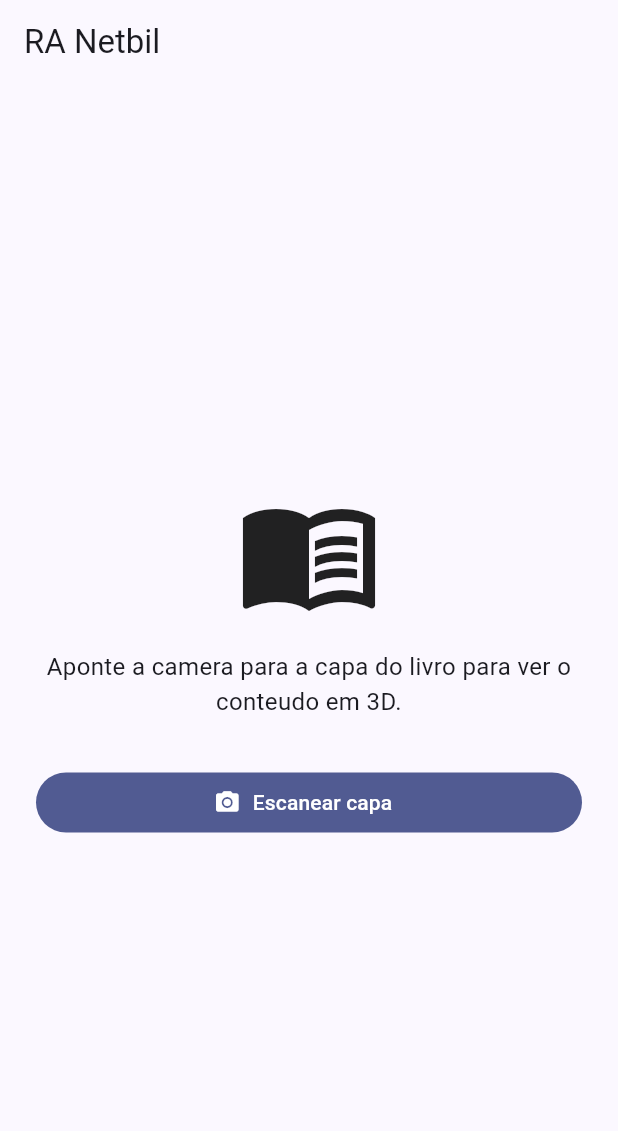
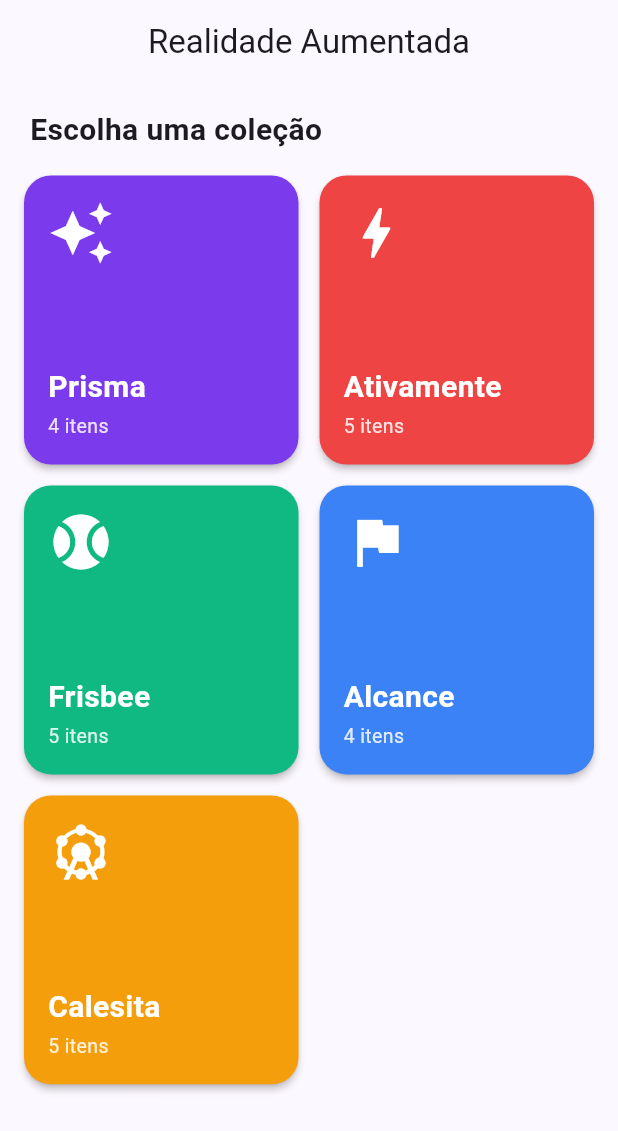
Before and after one commit to MatheusNunesBoraso/ra_netbil, a Flutter app: the screen it shows after launch, on a phone screen of 412 x 824 dp. Shown: the top 1131 px of the screen. Run offline on Flutter 3.47's test engine with Material 3 defaults, Android fonts, the phone set to English and light mode, and no system bars; our stand-ins replace permission_handler.

Commit message:
feat: home com catalogo de colecoes + navegacao ate AR scanner
Nova arquitetura:
- models/catalog.dart: classes Collection e CollectionItem.
- data/collections.dart: cadastro hardcoded das 5 colecoes (Prisma,
  Ativamente, Frisbee, Alcance, Calesita) com todos os itens. Enquanto
  os assets reais nao chegam, todos os itens apontam para o placeholder
  book_cover.jpg + Duck.glb.
- home_page.dart: grid com cards das colecoes (cor + icone por colecao).
- collection_page.dart: lista de itens; cada item abre o AR scanner com
  a permissao de camera sendo solicitada no momento certo.
- ar_scanner_*.dart: agora recebem CollectionItem e usam sua capa/modelo.

O widget_test foi atualizado para cobrir a nova home.

Co-Authored-By: Claude Opus 4.7 (1M context) <noreply@anthropic.com>

```diff
--- /dev/null
+++ b/lib/data/collections.dart
@@ -0,0 +1,85 @@
+import 'package:flutter/material.dart';
+
+import '../models/catalog.dart';
+
+/// Placeholder unico enquanto os assets reais nao chegam.
+/// Quando cada item tiver sua capa/modelo, trocar apenas os campos
+/// `referenceImageAsset`, `referenceImageName` e `model3dUrl` abaixo.
+const _placeholderImage = 'assets/images/book_cover.jpg';
+const _placeholderImageName = 'book_cover';
+const _placeholderModel =
+    'https://raw.githubusercontent.com/KhronosGroup/glTF-Sample-Models/master/2.0/Duck/glTF-Binary/Duck.glb';
+
+CollectionItem _placeholder(String id, String title) => CollectionItem(
+      id: id,
+      title: title,
+      referenceImageAsset: _placeholderImage,
+      referenceImageName: _placeholderImageName,
+      model3dUrl: _placeholderModel,
+    );
+
+final List<Collection> kCollections = [
+  Collection(
+    id: 'prisma',
+    name: 'Prisma',
+    color: const Color(0xFF7C3AED),
+    icon: Icons.auto_awesome,
+    items: [
+      _placeholder('prisma_03', 'Livro 03'),
+      _placeholder('prisma_04', 'Livro 04'),
+      _placeholder('prisma_05', 'Livro 05'),
+      _placeholder('prisma_06', 'Livro 06'),
+    ],
+  ),
+  Collection(
+    id: 'ativamente',
+    name: 'Ativamente',
+    color: const Color(0xFFEF4444),
+    icon: Icons.bolt,
+    items: [
+      _placeholder('ativamente_1', '1\u00ba ano'),
+      _placeholder('ativamente_2', '2\u00ba ano'),
+      _placeholder('ativamente_3', '3\u00ba ano'),
+      _placeholder('ativamente_4', '4\u00ba ano'),
+      _placeholder('ativamente_5', '5\u00ba ano'),
+    ],
+  ),
+  Collection(
+    id: 'frisbee',
+    name: 'Frisbee',
+    color: const Color(0xFF10B981),
+    icon: Icons.sports_baseball,
+    items: [
+      _placeholder('frisbee_1', '1\u00ba ano'),
+      _placeholder('frisbee_2', '2\u00ba ano'),
+      _placeholder('frisbee_3', '3\u00ba ano'),
+      _placeholder('frisbee_4', '4\u00ba ano'),
+      _placeholder('frisbee_5', '5\u00ba ano'),
+    ],
+  ),
+  Collection(
+    id: 'alcance',
+    name: 'Alcance',
+    color: const Color(0xFF3B82F6),
+    icon: Icons.flag,
+    items: [
+      _placeholder('alcance_6', '6\u00ba ano'),
+      _placeholder('alcance_7', '7\u00ba ano'),
+      _placeholder('alcance_8', '8\u00ba ano'),
+      _placeholder('alcance_9', '9\u00ba ano'),
+    ],
+  ),
+  Collection(
+    id: 'calesita',
+    name: 'Calesita',
+    color: const Color(0xFFF59E0B),
+    icon: Icons.attractions,
+    items: [
+      _placeholder('calesita_1', '1\u00ba ano'),
+      _placeholder('calesita_2', '2\u00ba ano'),
+      _placeholder('calesita_3', '3\u00ba ano'),
+      _placeholder('calesita_4', '4\u00ba ano'),
+      _placeholder('calesita_5', '5\u00ba ano'),
+    ],
+  ),
+];
--- /dev/null
+++ b/lib/home_page.dart
@@ -0,0 +1,100 @@
+import 'package:flutter/material.dart';
+
+import 'collection_page.dart';
+import 'data/collections.dart';
+import 'models/catalog.dart';
+
+class HomePage extends StatelessWidget {
+  const HomePage({super.key});
+
+  @override
+  Widget build(BuildContext context) {
+    return Scaffold(
+      appBar: AppBar(
+        title: const Text('Realidade Aumentada'),
+        centerTitle: true,
+      ),
+      body: SafeArea(
+        child: Column(
+          crossAxisAlignment: CrossAxisAlignment.stretch,
+          children: [
+            const Padding(
+              padding: EdgeInsets.fromLTRB(20, 16, 20, 12),
+              child: Text(
+                'Escolha uma cole\u00e7\u00e3o',
+                style: TextStyle(fontSize: 20, fontWeight: FontWeight.w600),
+              ),
+            ),
+            Expanded(
+              child: GridView.builder(
+                padding: const EdgeInsets.fromLTRB(16, 4, 16, 24),
+                gridDelegate: const SliverGridDelegateWithFixedCrossAxisCount(
+                  crossAxisCount: 2,
+                  mainAxisSpacing: 14,
+                  crossAxisSpacing: 14,
+                  childAspectRatio: 0.95,
+                ),
+                itemCount: kCollections.length,
+                itemBuilder: (context, i) => _CollectionCard(kCollections[i]),
+              ),
+            ),
+          ],
+        ),
+      ),
+    );
+  }
+}
+
+class _CollectionCard extends StatelessWidget {
+  final Collection collection;
+  const _CollectionCard(this.collection);
+
+  @override
+  Widget build(BuildContext context) {
+    return Material(
+      color: collection.color,
+      borderRadius: BorderRadius.circular(18),
+      elevation: 2,
+      child: InkWell(
+        borderRadius: BorderRadius.circular(18),
+        onTap: () => Navigator.of(context).push(
+          MaterialPageRoute(
+            builder: (_) => CollectionPage(collection: collection),
+          ),
+        ),
+        child: Padding(
+          padding: const EdgeInsets.all(16),
+          child: Column(
+            crossAxisAlignment: CrossAxisAlignment.start,
+            mainAxisAlignment: MainAxisAlignment.spaceBetween,
+            children: [
+              Icon(collection.icon, size: 44, color: Colors.white),
+              Column(
+                crossAxisAlignment: CrossAxisAlignment.start,
+                mainAxisSize: MainAxisSize.min,
+                children: [
+                  Text(
+                    collection.name,
+                    style: const TextStyle(
+                      color: Colors.white,
+                      fontSize: 20,
+                      fontWeight: FontWeight.w700,
+                    ),
+                  ),
+                  const SizedBox(height: 2),
+                  Text(
+                    '${collection.items.length} ${collection.items.length == 1 ? "item" : "itens"}',
+                    style: TextStyle(
+                      color: Colors.white.withValues(alpha: 0.85),
+                      fontSize: 13,
+                    ),
+                  ),
+                ],
+              ),
+            ],
+          ),
+        ),
+      ),
+    );
+  }
+}
--- a/lib/main.dart
+++ b/lib/main.dart
@@ -1,7 +1,6 @@
 import 'package:flutter/material.dart';
-import 'package:permission_handler/permission_handler.dart';
 
-import 'ar_scanner_page.dart';
+import 'home_page.dart';
 
 void main() {
   runApp(const RaNetbilApp());
@@ -14,60 +13,12 @@ class RaNetbilApp extends StatelessWidget {
   Widget build(BuildContext context) {
     return MaterialApp(
       title: 'RA Netbil',
+      debugShowCheckedModeBanner: false,
       theme: ThemeData(
-        colorScheme: ColorScheme.fromSeed(seedColor: Colors.indigo),
+        colorScheme: ColorScheme.fromSeed(seedColor: const Color(0xFF6366F1)),
         useMaterial3: true,
       ),
       home: const HomePage(),
     );
   }
 }
-
-class HomePage extends StatelessWidget {
-  const HomePage({super.key});
-
-  Future<void> _start(BuildContext context) async {
-    final status = await Permission.camera.request();
-    if (!status.isGranted) {
-      if (context.mounted) {
-        ScaffoldMessenger.of(context).showSnackBar(
-          const SnackBar(content: Text('Permissao de camera necessaria.')),
-        );
-      }
-      return;
-    }
-    if (!context.mounted) return;
-    Navigator.of(context).push(
-      MaterialPageRoute(builder: (_) => const ArScannerPage()),
-    );
-  }
-
-  @override
-  Widget build(BuildContext context) {
-    return Scaffold(
-      appBar: AppBar(title: const Text('RA Netbil')),
-      body: Padding(
-        padding: const EdgeInsets.all(24),
-        child: Column(
-          crossAxisAlignment: CrossAxisAlignment.stretch,
-          mainAxisAlignment: MainAxisAlignment.center,
-          children: [
-            const Icon(Icons.menu_book, size: 96),
-            const SizedBox(height: 16),
-            const Text(
-              'Aponte a camera para a capa do livro para ver o conteudo em 3D.',
-              textAlign: TextAlign.center,
-              style: TextStyle(fontSize: 16),
-            ),
-            const SizedBox(height: 32),
-            FilledButton.icon(
-              onPressed: () => _start(context),
-              icon: const Icon(Icons.camera_alt),
-              label: const Text('Escanear capa'),
-            ),
-          ],
-        ),
-      ),
-    );
-  }
-}
--- /dev/null
+++ b/lib/models/catalog.dart
@@ -0,0 +1,42 @@
+import 'package:flutter/material.dart';
+
+class Collection {
+  final String id;
+  final String name;
+  final Color color;
+  final IconData icon;
+  final List<CollectionItem> items;
+
+  const Collection({
+    required this.id,
+    required this.name,
+    required this.color,
+    required this.icon,
+    required this.items,
+  });
+}
+
+class CollectionItem {
+  final String id;
+  final String title;
+
+  /// Asset path da imagem de referencia (usada pelo ARCore no Android).
+  /// Nome da reference image no iOS AR Resource Group.
+  final String referenceImageAsset;
+  final String referenceImageName;
+
+  /// URL ou asset local do modelo 3D (glb/gltf).
+  final String model3dUrl;
+
+  /// Largura fisica da capa em metros (usada pelo iOS e para escalar o modelo).
+  final double physicalWidthMeters;
+
+  const CollectionItem({
+    required this.id,
+    required this.title,
+    required this.referenceImageAsset,
+    required this.referenceImageName,
+    required this.model3dUrl,
+    this.physicalWidthMeters = 0.15,
+  });
+}
```
Also changed, not shown: lib/ar_scanner_android.dart (+17 -21 lines), lib/ar_scanner_ios.dart (+5 -2 lines), lib/ar_scanner_page.dart (+7 -4 lines), lib/collection_page.dart (added, +82 -0 lines), 1 other file.
